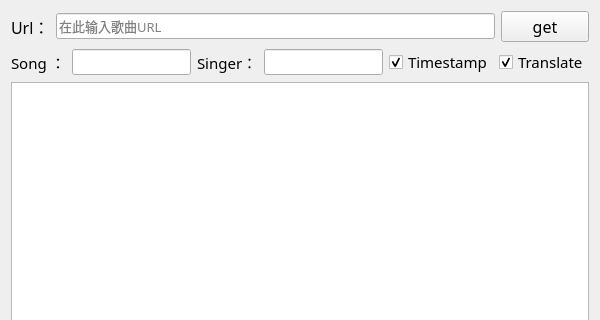
miguel26gonz/NeteaseLyric, file mainwindow.ui: the form before one commit; both pictures show x 0 to 600 and y 0 to 320 of the 600 by 700 pixel window.
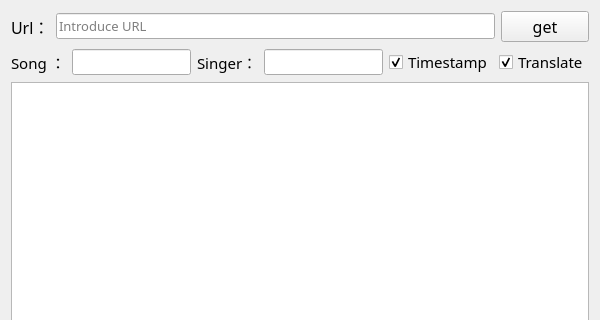
The form after the commit.

Commit message: Change placeholder text for URL input field

What changed in the file:
```diff
--- a/mainwindow.ui
+++ b/mainwindow.ui
@@ -62,7 +62,7 @@
            <string/>
           </property>
           <property name="placeholderText">
-           <string>在此输入歌曲URL</string>
+           <string>Introduce URL</string>
           </property>
          </widget>
         </item>
```
